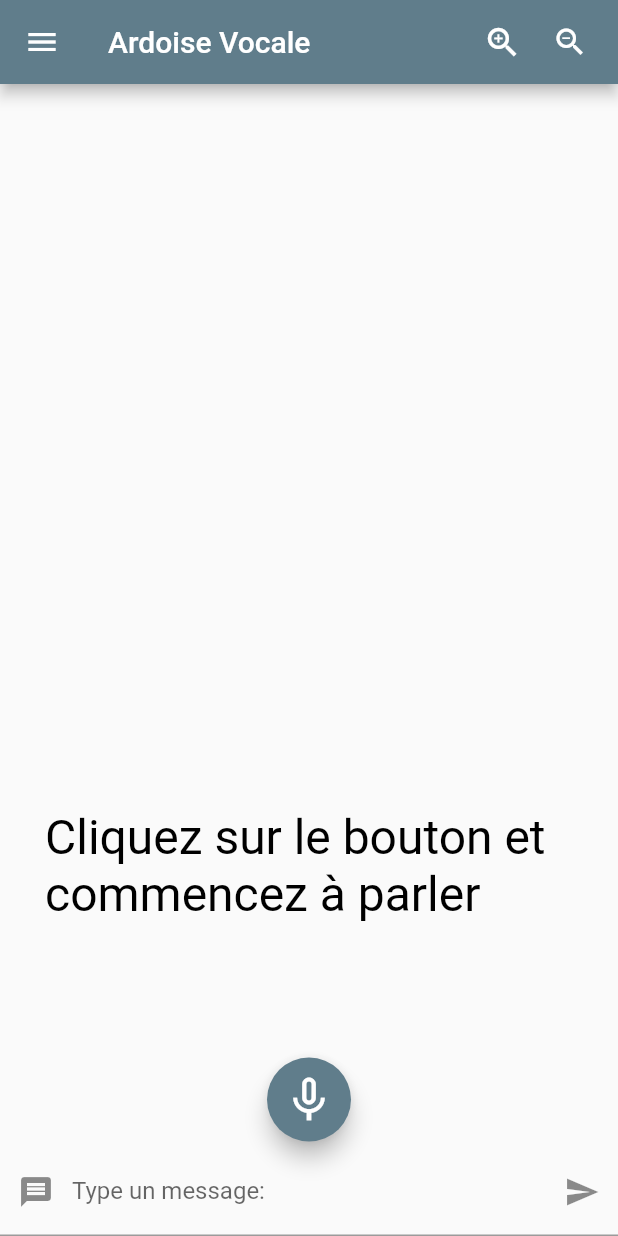
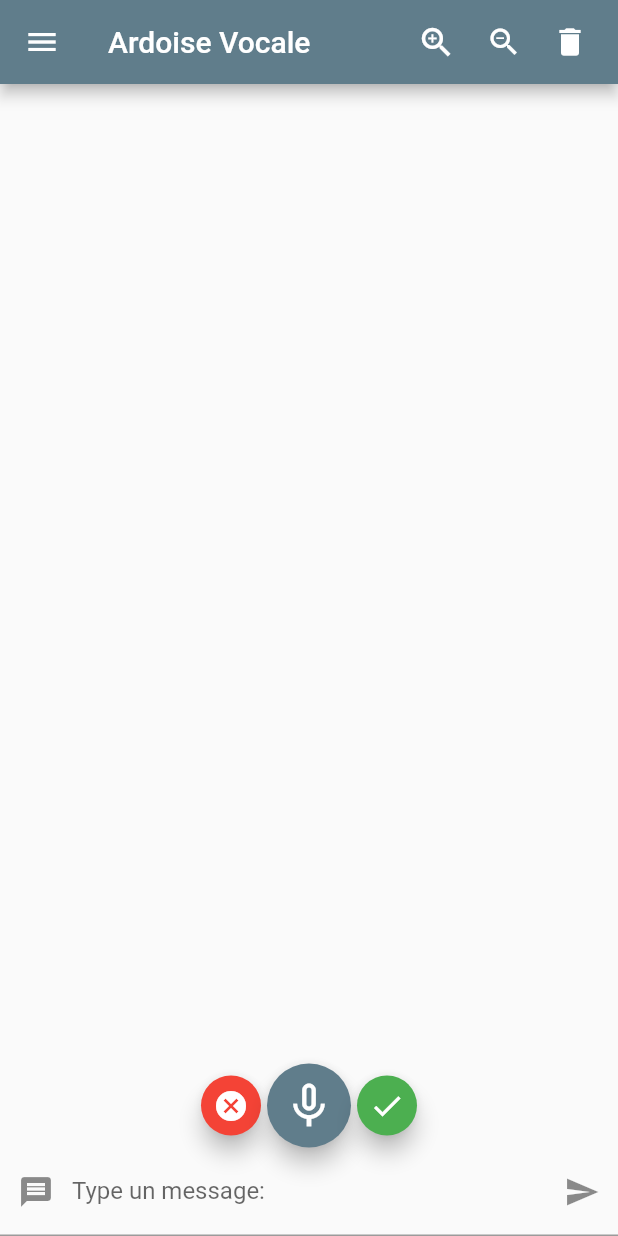
Before and after one commit to VictorLetirand/ArdoiseVocale, a Flutter app: the screen it shows after launch, on a phone screen of 412 x 824 dp. Run offline on Flutter 3.47's test engine with Material 2 defaults, Android fonts, the phone set to English and light mode, and no system bars; drawn by our look-alikes of avatar_glow; our stand-ins replace carousel_slider, lite_rolling_switch, speech_to_text.

Commit message:
caroussel + Bouton Text to speech/ trash button

```diff
--- a/lib/myHomePage.dart
+++ b/lib/myHomePage.dart
@@ -1,4 +1,5 @@
 import 'package:flutter/material.dart';
+import 'modeEmploi.dart';
 import 'post.dart';
 import 'textImputWidget.dart';
 import 'postList.dart';
@@ -6,7 +7,6 @@ import 'customListTile.dart';
 import 'customListSwitch.dart';
 import 'substring_highlighted.dart';
 import 'speech_api.dart';
-import 'package:avatar_glow/avatar_glow.dart';
 import 'utils.dart';
 
 class MyHomePage extends StatefulWidget {
@@ -16,7 +16,7 @@ class MyHomePage extends StatefulWidget {
 
 class _MyHomePageState extends State<MyHomePage> {
   List<Post> posts = [];
-  String text = 'Cliquez sur le bouton et commencez à parler';
+  String text = '';
   bool isListening = false;
 
   void newPost(String text) {
@@ -50,8 +50,143 @@ class _MyHomePageState extends State<MyHomePage> {
                 },
                 child: Icon(Icons.zoom_out),
               )),
+          Padding(
+              padding: EdgeInsets.only(right: 20.0),
+              child: GestureDetector(
+                onTap: () {
+                  setState(() {
+                    posts.clear();
+                  });
+                },
+                child: Icon(Icons.delete),
+              )),
         ],
       ),
+      drawer: //MyDrawer(),
+          Drawer(
+        child: ListView(
+          children: <Widget>[
+            DrawerHeader(
+              decoration: BoxDecoration(
+                gradient: LinearGradient(
+                  colors: <Color>[
+                    Colors.blue[900],
+                    Colors.blue[300],
+                  ],
+                ),
+              ),
+              child: Container(
+                child: Column(
+                  children: <Widget>[
+                    Material(
+                      borderRadius: BorderRadius.all(Radius.circular(50.0)),
+                      elevation: 10,
+                      child: Padding(
+                        padding: const EdgeInsets.all(8.0),
+                        child: Image.asset(
+                          'images/logo-transparent.png',
+                          width: 80,
+                          height: 80,
+                        ),
+                      ),
+                    ),
+                    Padding(
+                      padding: const EdgeInsets.all(8.0),
+                      child: Text(
+                        'Paramètre',
+                        style: TextStyle(color: Colors.white, fontSize: 20.0),
+                      ),
+                    ),
+                  ],
+                ),
+              ),
+            ),
+            CustomListTile(
+                Icons.file_copy_sharp,
+                "Mode d'emploi",
+                () => {
+                      Navigator.push(context,
+                          MaterialPageRoute(builder: (context) => ModeEmploi()))
+                    }),
+            CustomListTile(
+                Icons.picture_in_picture_sharp, "Fond d'écran", () => {}),
+            CustomListTile(Icons.color_lens_rounded,
+                'Changer couleur du texte vocal', () => {}),
+            CustomListTile(Icons.color_lens_rounded,
+                'Changer couleur du texte écrit', () => {}),
+            CustomListSwitch(Icons.delete, 'Effacer en touchant', Icons.delete),
+            CustomListSwitch(Icons.priority_high_sharp, 'Ponctuation',
+                Icons.priority_high_sharp),
+            CustomListTile(Icons.mail, 'Envoi par Mail', () => {}),
+            CustomListTile(
+                Icons.settings_outlined, 'Paramètres par défaut', () => {})
+          ],
+        ),
+      ),
+      body: Column(
+        children: <Widget>[
+          Expanded(child: PostList(this.posts)),
+          SingleChildScrollView(
+            reverse: true,
+            padding: const EdgeInsets.all(30).copyWith(bottom: 75),
+            child: SubstringHighlight(
+              text: text,
+              terms: Command.all,
+              textStyle: TextStyle(
+                fontSize: 28.0,
+                color: Colors.black,
+                fontWeight: FontWeight.w400,
+              ),
+              textStyleHighlight: TextStyle(
+                fontSize: 32.0,
+                color: Colors.red,
+                fontWeight: FontWeight.w400,
+              ),
+            ),
+          ),
+          Row(
+            mainAxisAlignment: MainAxisAlignment.center,
+            crossAxisAlignment: CrossAxisAlignment.center,
+            children: <Widget>[
+              FloatingActionButton(
+                  child: Icon(Icons.cancel),
+                  mini: true,
+                  backgroundColor: Colors.red,
+                  onPressed: () {
+                    text = 'Appuyez pour parler';
+                  }),
+              FloatingActionButton(
+                child: Icon(isListening ? Icons.mic : Icons.mic_none, size: 36),
+                onPressed: toggleRecording,
+              ),
+              FloatingActionButton(
+                  child: Icon(Icons.check),
+                  mini: true,
+                  backgroundColor: Colors.green,
+                  onPressed: () {
+                    if (text != "") {
+                      newPost(text);
+                    }
+                  }),
+            ],
+          ),
+          TextInputWidget(this.newPost),
+        ],
+      ),
+    );
+  }
+
+  Future toggleRecording() => SpeechApi.toggleRecording(
+      onResult: (text) => this.text = text,
+      onListening: (isListening) {
+        setState(() => this.isListening = isListening);
+      });
+}
+
+/*class MyDrawer extends StatelessWidget {
+  @override
+  Widget build(BuildContext context) {
+    return new Scaffold(
       drawer: Drawer(
         child: ListView(
           children: <Widget>[
@@ -106,46 +241,7 @@ class _MyHomePageState extends State<MyHomePage> {
           ],
         ),
       ),
-      body: Column(
-        children: <Widget>[
-          Expanded(child: PostList(this.posts)),
-          SingleChildScrollView(
-            reverse: true,
-            padding: const EdgeInsets.all(30).copyWith(bottom: 150),
-            child: SubstringHighlight(
-              text: text,
-              terms: Command.all,
-              textStyle: TextStyle(
-                fontSize: 32.0,
-                color: Colors.black,
-                fontWeight: FontWeight.w400,
-              ),
-              textStyleHighlight: TextStyle(
-                fontSize: 32.0,
-                color: Colors.red,
-                fontWeight: FontWeight.w400,
-              ),
-            ),
-          ),
-          TextInputWidget(this.newPost),
-        ],
-      ),
-      floatingActionButtonLocation: FloatingActionButtonLocation.centerFloat,
-      floatingActionButton: AvatarGlow(
-        animate: isListening,
-        endRadius: 75,
-        glowColor: Theme.of(context).primaryColor,
-        child: FloatingActionButton(
-          child: Icon(isListening ? Icons.mic : Icons.mic_none, size: 36),
-          onPressed: toggleRecording,
-        ),
-      ),
     );
   }
-
-  Future toggleRecording() => SpeechApi.toggleRecording(
-      onResult: (text) => this.text = text,
-      onListening: (isListening) {
-        setState(() => this.isListening = isListening);
-      });
 }
+*/
--- a/pubspec.yaml
+++ b/pubspec.yaml
@@ -22,6 +22,7 @@ environment:
 
 dependencies:
   lite_rolling_switch: ^0.1.1
+  carousel_slider: ^3.0.0
   flutter:
     sdk: flutter
 
@@ -34,6 +35,7 @@ dependencies:
 
   avatar_glow: ^1.2.0
   url_launcher: ^5.7.10
+
 
 
 
```
Also changed, not shown: lib/modeEmploi.dart (added, +107 -0 lines), pubspec.lock.
